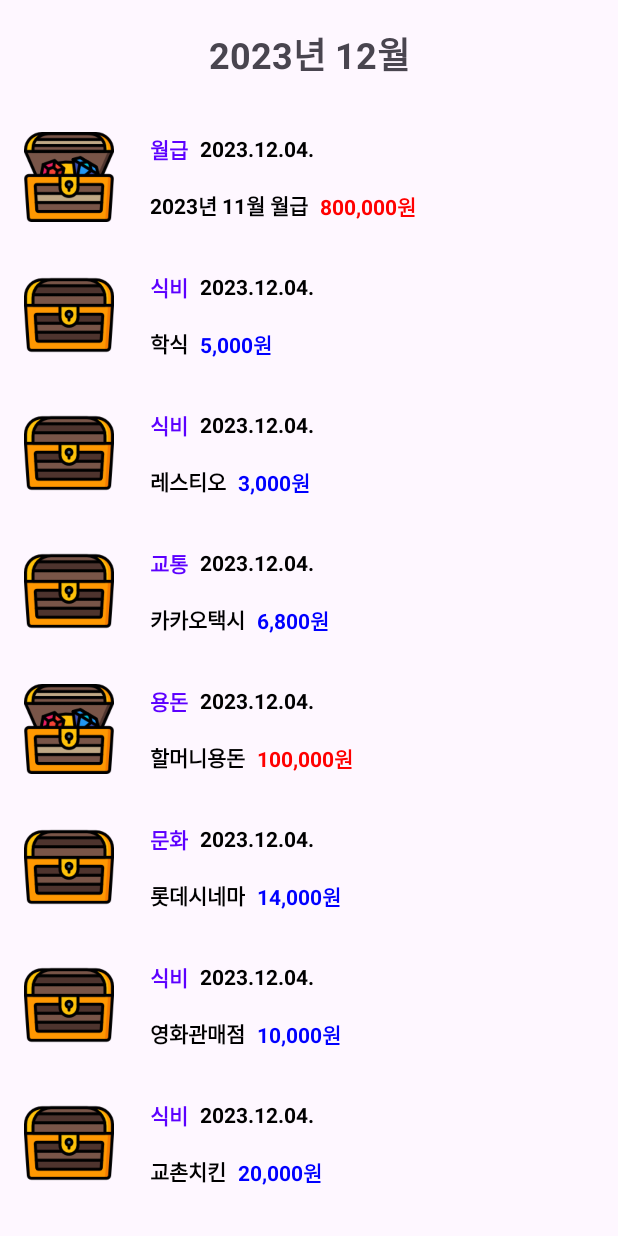
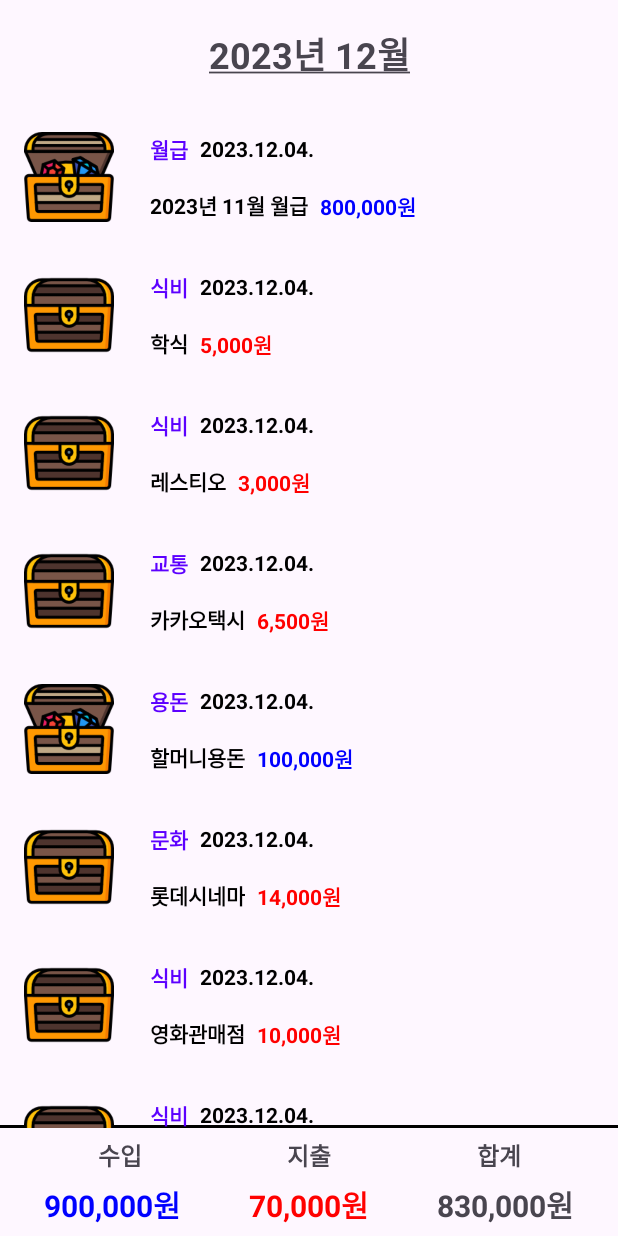
Before and after one commit to jkjungha/Game-Ledger, an Android app: the screen it shows after launch (MainActivity), on a phone screen of 412 x 824 dp. Run offline under Robolectric (Android 15) with nearby library versions, the phone set to English and light mode, and no system bars.

Commit message:
내역 목록 : 합계 (수입, 지출, 합계) 추가 + RecyclerView border 추가

```diff
--- a/GameLedger/app/src/main/java/com/example/gameledger/MainActivity.kt
+++ b/GameLedger/app/src/main/java/com/example/gameledger/MainActivity.kt
@@ -14,7 +14,7 @@ class MainActivity : AppCompatActivity() {
             Transactions(R.drawable.treasure_opened, "월급", "2023.12.04.", "2023년 11월 월급", "800,000원"),
             Transactions(R.drawable.treasure_closed, "식비", "2023.12.04.", "학식", "5,000원"),
             Transactions(R.drawable.treasure_closed, "식비", "2023.12.04.", "레스티오", "3,000원"),
-            Transactions(R.drawable.treasure_closed, "교통", "2023.12.04.", "카카오택시", "6,800원"),
+            Transactions(R.drawable.treasure_closed, "교통", "2023.12.04.", "카카오택시", "6,500원"),
             Transactions(R.drawable.treasure_opened, "용돈", "2023.12.04.", "할머니용돈", "100,000원"),
             Transactions(R.drawable.treasure_closed, "문화", "2023.12.04.", "롯데시네마", "14,000원"),
             Transactions(R.drawable.treasure_closed, "식비", "2023.12.04.", "영화관매점", "10,000원"),
--- a/GameLedger/app/src/main/java/com/example/gameledger/TransactionAdapter.kt
+++ b/GameLedger/app/src/main/java/com/example/gameledger/TransactionAdapter.kt
@@ -26,10 +26,10 @@ class TransactionAdapter(val transactionList: ArrayList<Transactions>) : Recycle
         holder.value.text = transactionList.get(position).value
 
         if (transactionList.get(position).type == R.drawable.treasure_opened) {
-            holder.value.setTextColor(Color.parseColor("#FF0000"))
+            holder.value.setTextColor(Color.parseColor("#0000FF"))
         }
         else if (transactionList.get(position).type == R.drawable.treasure_closed) {
-            holder.value.setTextColor(Color.parseColor("#0000FF"))
+            holder.value.setTextColor(Color.parseColor("#FF0000"))
         }
     }
 
--- /dev/null
+++ b/GameLedger/app/src/main/res/drawable/view_border.xml
@@ -0,0 +1,13 @@
+<?xml version="1.0" encoding="utf-8"?>
+<layer-list xmlns:android="http://schemas.android.com/apk/res/android">
+    <item
+        android:left="-2dp"
+        android:right="-2dp"
+        android:top="-2dp">
+        <shape android:shape="rectangle">
+            <stroke
+                android:width="2dp"
+                android:color="@color/black" />
+        </shape>
+    </item>
+</layer-list>
--- a/GameLedger/app/src/main/res/layout/activity_main.xml
+++ b/GameLedger/app/src/main/res/layout/activity_main.xml
@@ -10,22 +10,109 @@
         android:id="@+id/rv_transaction"
         android:layout_width="match_parent"
         android:layout_height="match_parent"
+        android:background="@drawable/view_border"
         android:layout_marginTop="72dp"
+        android:layout_marginBottom="72dp"
         app:layout_constraintBottom_toBottomOf="parent"
         app:layout_constraintEnd_toEndOf="parent"
+        app:layout_constraintHorizontal_bias="1.0"
         app:layout_constraintStart_toStartOf="parent"
-        app:layout_constraintTop_toTopOf="parent" />
+        app:layout_constraintTop_toTopOf="parent"
+        app:layout_constraintVertical_bias="0.0" />
 
     <TextView
-        android:id="@+id/textView"
+        android:id="@+id/tv_yearMonth"
         android:layout_width="wrap_content"
         android:layout_height="wrap_content"
-        android:text="2023년 12월"
-        android:textSize = "24dp"
+        android:text="@string/year_month"
+        android:textSize = "24sp"
         android:textStyle="bold"
         app:layout_constraintBottom_toTopOf="@+id/rv_transaction"
         app:layout_constraintEnd_toEndOf="parent"
         app:layout_constraintStart_toStartOf="parent"
         app:layout_constraintTop_toTopOf="parent" />
 
+    <TextView
+        android:id="@+id/tv_totalString1"
+        android:layout_width="wrap_content"
+        android:layout_height="wrap_content"
+        android:layout_marginEnd="16dp"
+        android:text="수입"
+        android:textSize="16sp"
+        android:textStyle="bold"
+        app:layout_constraintBottom_toTopOf="@+id/tv_totalIncome"
+        app:layout_constraintEnd_toStartOf="@+id/tv_totalString2"
+        app:layout_constraintStart_toStartOf="parent"
+        app:layout_constraintTop_toBottomOf="@+id/rv_transaction" />
+
+    <TextView
+        android:id="@+id/tv_totalString2"
+        android:layout_width="wrap_content"
+        android:layout_height="wrap_content"
+        android:layout_marginStart="16dp"
+        android:layout_marginEnd="16dp"
+        android:text="지출"
+        android:textSize="16sp"
+        android:textStyle="bold"
+        app:layout_constraintBottom_toTopOf="@+id/totalExpense"
+        app:layout_constraintEnd_toStartOf="@+id/tv_totalString3"
+        app:layout_constraintStart_toEndOf="@+id/tv_totalString1"
+        app:layout_constraintTop_toBottomOf="@+id/rv_transaction" />
+
+    <TextView
+        android:id="@+id/tv_totalString3"
+        android:layout_width="wrap_content"
+        android:layout_height="wrap_content"
+        android:layout_marginStart="16dp"
+        android:text="합계"
+        android:textSize="16sp"
+        android:textStyle="bold"
+        app:layout_constraintBottom_toTopOf="@+id/totalSum"
+        app:layout_constraintEnd_toEndOf="parent"
+        app:layout_constraintStart_toEndOf="@+id/tv_totalString2"
+        app:layout_constraintTop_toBottomOf="@+id/rv_transaction" />
+
+    <TextView
+        android:id="@+id/tv_totalIncome"
+        android:layout_width="wrap_content"
+        android:layout_height="wrap_content"
+        android:layout_marginEnd="8dp"
+        android:text="900,000원"
+        android:textColor="#0000FF"
+        android:textSize="20sp"
+        android:textStyle="bold"
+        app:layout_constraintBottom_toBottomOf="parent"
+        app:layout_constraintEnd_toStartOf="@+id/totalExpense"
+        app:layout_constraintStart_toStartOf="parent"
+        app:layout_constraintTop_toBottomOf="@+id/tv_totalString1" />
+
+    <TextView
+        android:id="@+id/totalExpense"
+        android:layout_width="wrap_content"
+        android:layout_height="wrap_content"
+        android:layout_marginStart="8dp"
+        android:layout_marginEnd="8dp"
+        android:text="70,000원"
+        android:textColor="#FF0000"
+        android:textSize="20sp"
+        android:textStyle="bold"
+        app:layout_constraintBottom_toBottomOf="parent"
+        app:layout_constraintEnd_toStartOf="@+id/totalSum"
+        app:layout_constraintStart_toEndOf="@+id/tv_totalIncome"
+        app:layout_constraintTop_toBottomOf="@+id/tv_totalString2" />
+
+    <TextView
+        android:id="@+id/totalSum"
+        android:layout_width="wrap_content"
+        android:layout_height="wrap_content"
+        android:layout_marginStart="8dp"
+        android:text="830,000원"
+        android:textSize="20sp"
+        android:textStyle="bold"
+        app:layout_constraintBottom_toBottomOf="parent"
+        app:layout_constraintEnd_toEndOf="parent"
+        app:layout_constraintStart_toEndOf="@+id/totalExpense"
+        app:layout_constraintTop_toBottomOf="@+id/tv_totalString3" />
+
+
 </androidx.constraintlayout.widget.ConstraintLayout>
--- a/GameLedger/app/src/main/res/values/strings.xml
+++ b/GameLedger/app/src/main/res/values/strings.xml
@@ -1,3 +1,4 @@
 <resources>
     <string name="app_name">GameLedger</string>
+    <string name="year_month"><u>2023년 12월</u></string>
 </resources>
```
